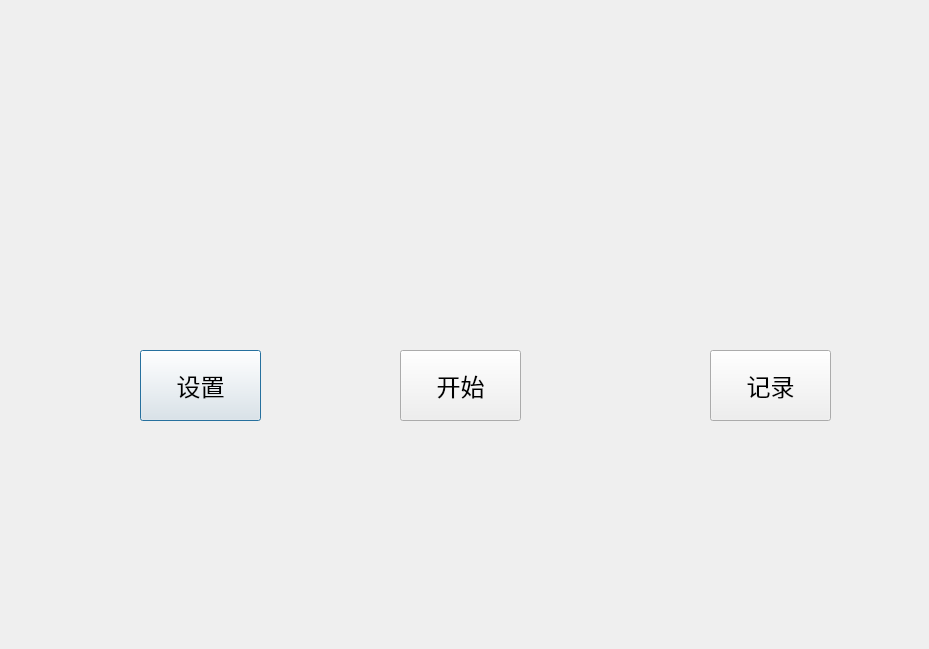
Above: BejeweledSln/CBejeweledDlg.ui from lwyer/BejeweledSln before the change. Below: the same form after it.
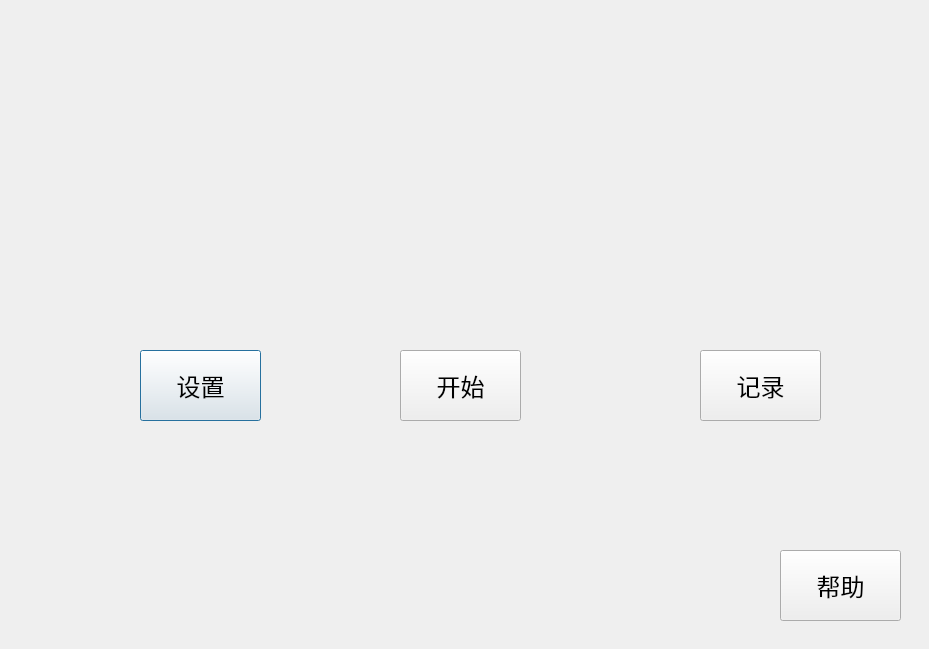
That is the form after the change. Icons and pictures are not drawn.

What changed in the file:
```diff
--- a/BejeweledSln/CBejeweledDlg.ui
+++ b/BejeweledSln/CBejeweledDlg.ui
@@ -84,7 +84,7 @@
    <property name="geometry">
     <rect>
      <x>660</x>
-     <y>310</y>
+     <y>300</y>
      <width>201</width>
      <height>191</height>
     </rect>
@@ -137,7 +137,7 @@
   <widget class="QPushButton" name="pushButton_3">
    <property name="geometry">
     <rect>
-     <x>710</x>
+     <x>700</x>
      <y>350</y>
      <width>121</width>
      <height>71</height>
@@ -153,6 +153,25 @@
     <string>记录</string>
    </property>
   </widget>
+  <widget class="QPushButton" name="pushButton_4">
+   <property name="geometry">
+    <rect>
+     <x>780</x>
+     <y>550</y>
+     <width>121</width>
+     <height>71</height>
+    </rect>
+   </property>
+   <property name="font">
+    <font>
+     <family>Adobe Devanagari</family>
+     <pointsize>18</pointsize>
+    </font>
+   </property>
+   <property name="text">
+    <string>帮助</string>
+   </property>
+  </widget>
   <zorder>label_2</zorder>
   <zorder>label</zorder>
   <zorder>start</zorder>
```
Left out of the diff: 18 changed lines with no effect on the pictures.
